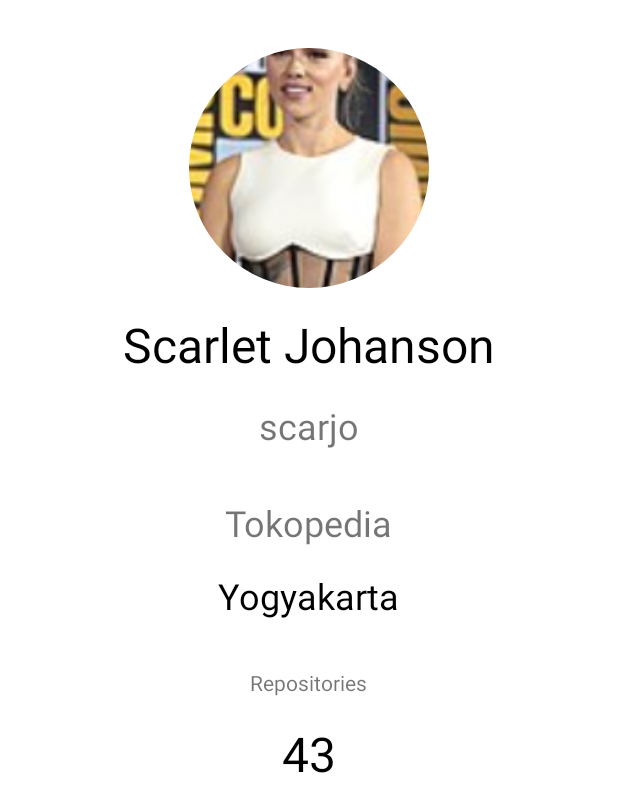
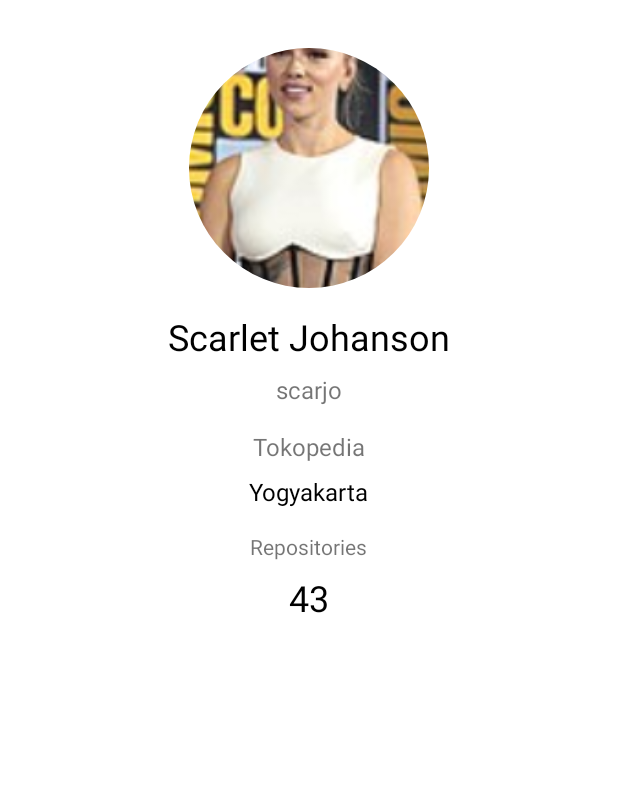
Before and after one commit to galihif/GithubUser, an Android app: the layout activity_detail.xml on its own in the app's theme, with its tools: preview values and no code run, on a phone screen of 412 x 824 dp. Shown: the top 812 px of the screen. Run offline under Robolectric (Android 15) with nearby library versions, the phone set to English and light mode, and no system bars.

Commit message:
fix layout and change image to circular

```diff
--- a/app/src/main/res/layout/activity_detail.xml
+++ b/app/src/main/res/layout/activity_detail.xml
@@ -25,42 +25,42 @@
             android:layout_marginTop="16dp"
             android:text="Scarlet Johanson"
             android:textColor="@color/black"
-            android:textSize="32dp"
+            android:textSize="24sp"
             android:layout_gravity="center"/>
 
         <TextView
             android:id="@+id/tv_username"
             android:layout_width="wrap_content"
             android:layout_height="wrap_content"
-            android:layout_marginTop="16dp"
+            android:layout_marginTop="8dp"
             android:text="scarjo"
-            android:textSize="24sp"
+            android:textSize="16sp"
             android:layout_gravity="center" />
 
         <TextView
             android:id="@+id/tv_company"
             android:layout_width="wrap_content"
             android:layout_height="wrap_content"
-            android:layout_marginTop="32dp"
+            android:layout_marginTop="16sp"
             android:text="Tokopedia"
-            android:textSize="24sp"
+            android:textSize="16sp"
             android:layout_gravity="center"/>
 
         <TextView
             android:id="@+id/tv_location"
             android:layout_width="wrap_content"
             android:layout_height="wrap_content"
-            android:layout_marginTop="16dp"
+            android:layout_marginTop="8dp"
             android:text="Yogyakarta"
             android:textColor="@color/black"
-            android:textSize="24sp"
+            android:textSize="16sp"
             android:layout_gravity="center" />
 
         <TextView
             android:id="@+id/textView4"
             android:layout_width="wrap_content"
             android:layout_height="wrap_content"
-            android:layout_marginTop="32dp"
+            android:layout_marginTop="16dp"
             android:text="Repositories"
             android:layout_gravity="center"/>
 
@@ -68,10 +68,10 @@
             android:id="@+id/tv_repo"
             android:layout_width="wrap_content"
             android:layout_height="wrap_content"
-            android:layout_marginTop="16dp"
+            android:layout_marginTop="8dp"
             android:text="43"
             android:textColor="@color/black"
-            android:textSize="32sp"
+            android:textSize="24sp"
             android:layout_gravity="center" />
 
         <com.google.android.material.tabs.TabLayout
--- a/app/src/main/res/layout/item_user.xml
+++ b/app/src/main/res/layout/item_user.xml
@@ -6,7 +6,7 @@
     android:layout_height="wrap_content"
     android:padding="8dp">
 
-    <ImageView
+    <de.hdodenhof.circleimageview.CircleImageView
         android:id="@+id/iv_avatar"
         android:layout_width="84dp"
         android:layout_height="84dp"
@@ -24,7 +24,7 @@
         android:textAlignment="textEnd"
         android:textColor="@color/black"
         android:textSize="24sp"
-        android:textStyle="bold"
+        app:layout_constraintBottom_toBottomOf="parent"
         app:layout_constraintStart_toEndOf="@+id/iv_avatar"
         app:layout_constraintTop_toTopOf="parent" />
 
```
